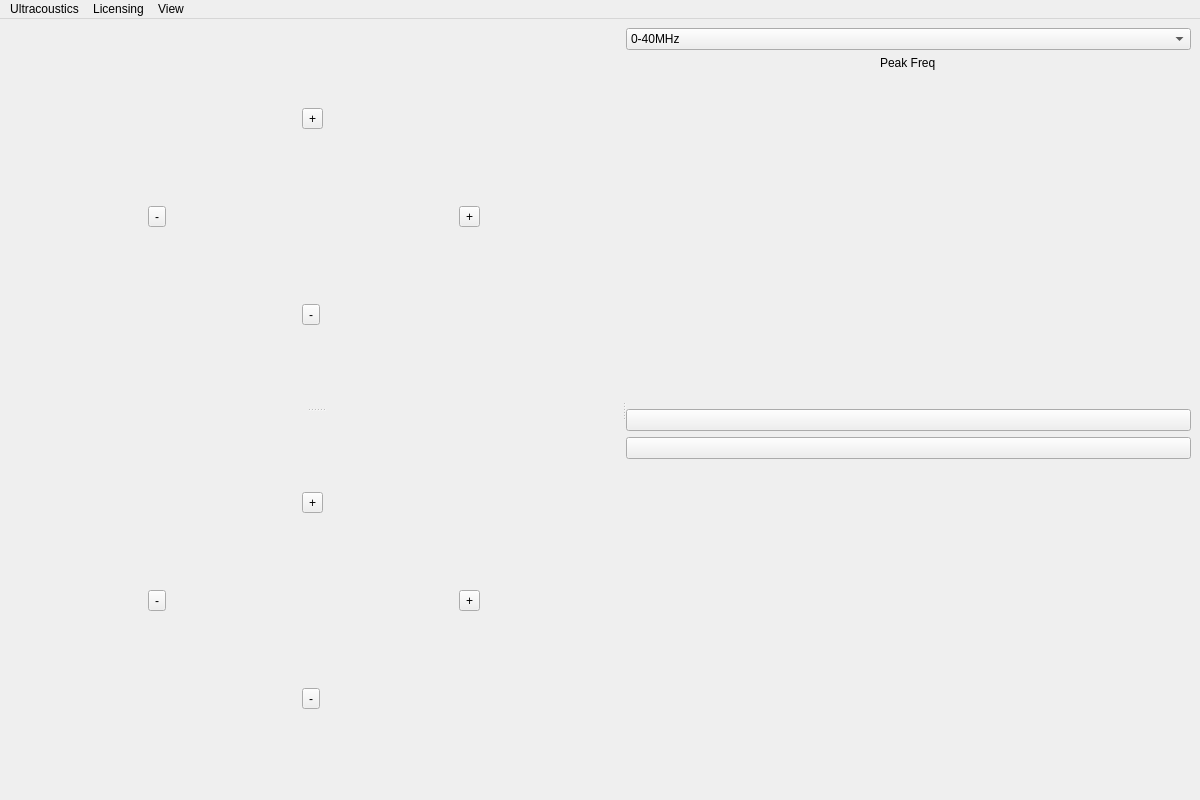
First picture: the form in mainwindow.ui, repository aliiqbal24/FftQt_app, before the edit.
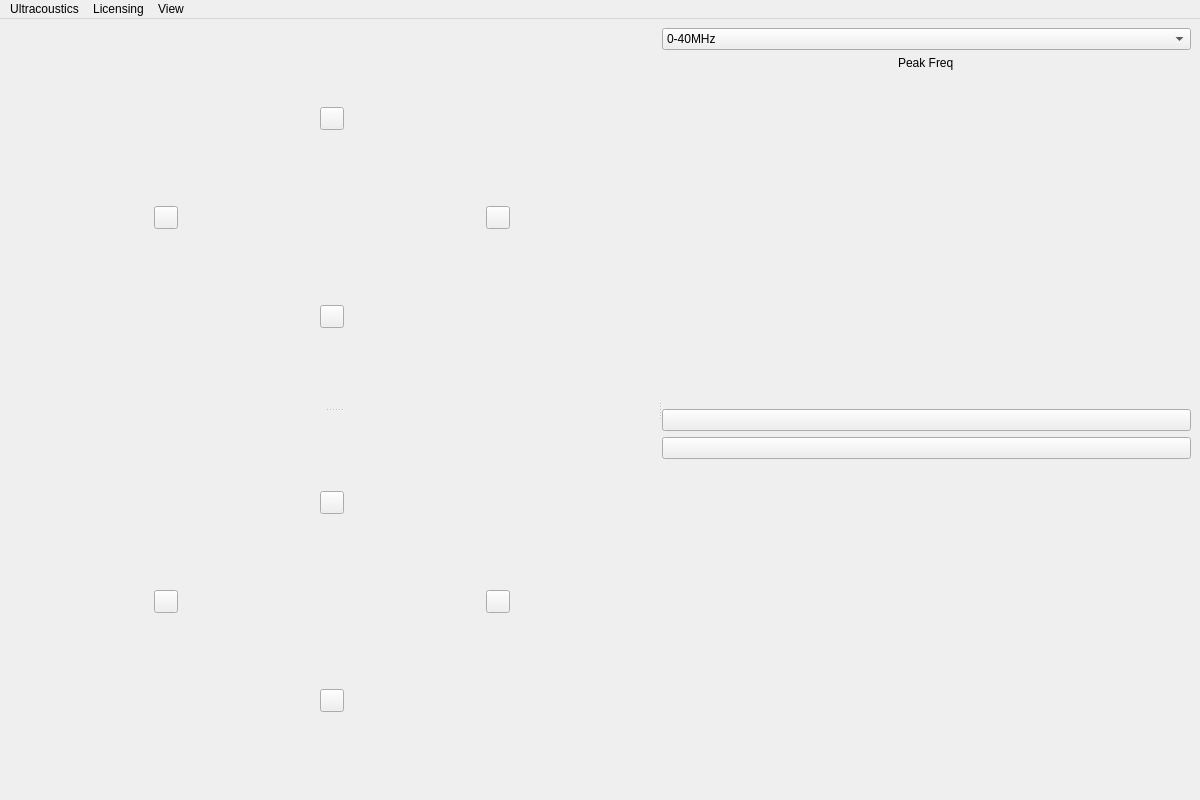
Second picture: the form after the edit. Custom widgets are drawn as their Qt base class.

Commit message: Use SVG icons for zoom buttons

```diff
--- a/mainwindow.ui
+++ b/mainwindow.ui
@@ -29,7 +29,7 @@
          <item row="1" column="2">
           <widget class="QToolButton" name="fftPlusX">
            <property name="text">
-            <string>+</string>
+            <string/>
            </property>
           </widget>
          </item>
@@ -39,21 +39,21 @@
          <item row="2" column="1">
           <widget class="QToolButton" name="fftMinusY">
            <property name="text">
-            <string>-</string>
+            <string/>
            </property>
           </widget>
          </item>
          <item row="1" column="0">
           <widget class="QToolButton" name="fftMinusX">
            <property name="text">
-            <string>-</string>
+            <string/>
            </property>
           </widget>
          </item>
          <item row="0" column="1">
           <widget class="QToolButton" name="fftPlusY">
            <property name="text">
-            <string>+</string>
+            <string/>
            </property>
           </widget>
          </item>
@@ -67,28 +67,28 @@
          <item row="0" column="1">
           <widget class="QToolButton" name="timePlusY">
            <property name="text">
-            <string>+</string>
+            <string/>
            </property>
           </widget>
          </item>
          <item row="2" column="1">
           <widget class="QToolButton" name="timeMinusY">
            <property name="text">
-            <string>-</string>
+            <string/>
            </property>
           </widget>
          </item>
          <item row="1" column="0">
           <widget class="QToolButton" name="timeMinusX">
            <property name="text">
-            <string>-</string>
+            <string/>
            </property>
           </widget>
          </item>
          <item row="1" column="2">
           <widget class="QToolButton" name="timePlusX">
            <property name="text">
-            <string>+</string>
+            <string/>
            </property>
           </widget>
          </item>
```
The commit also changes 1 other file.
